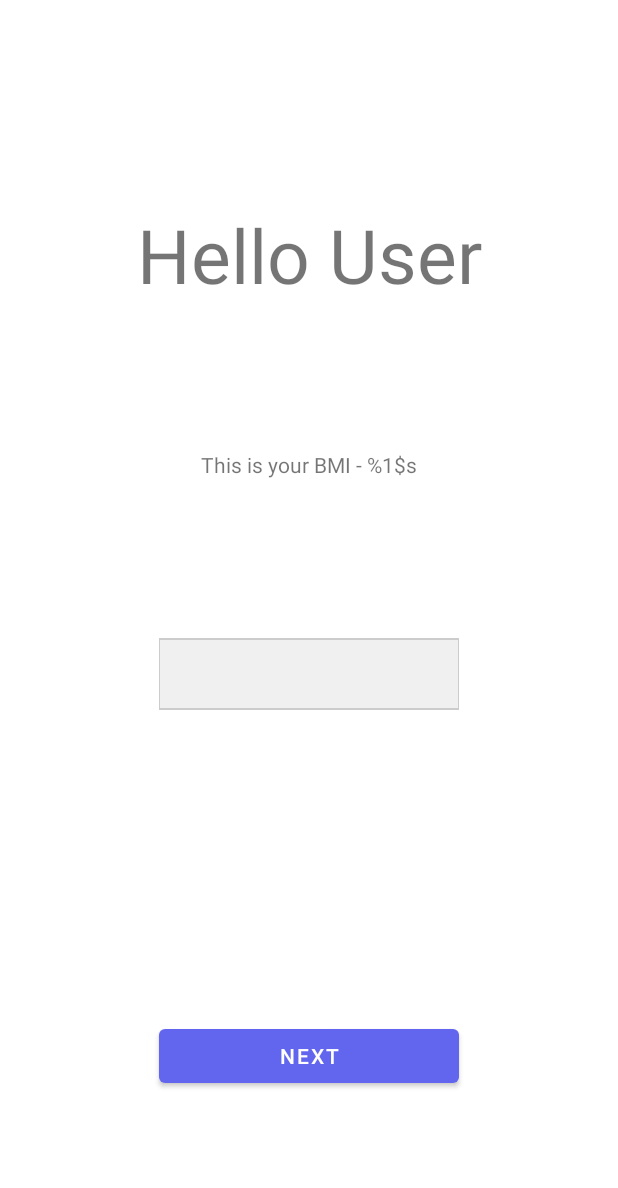
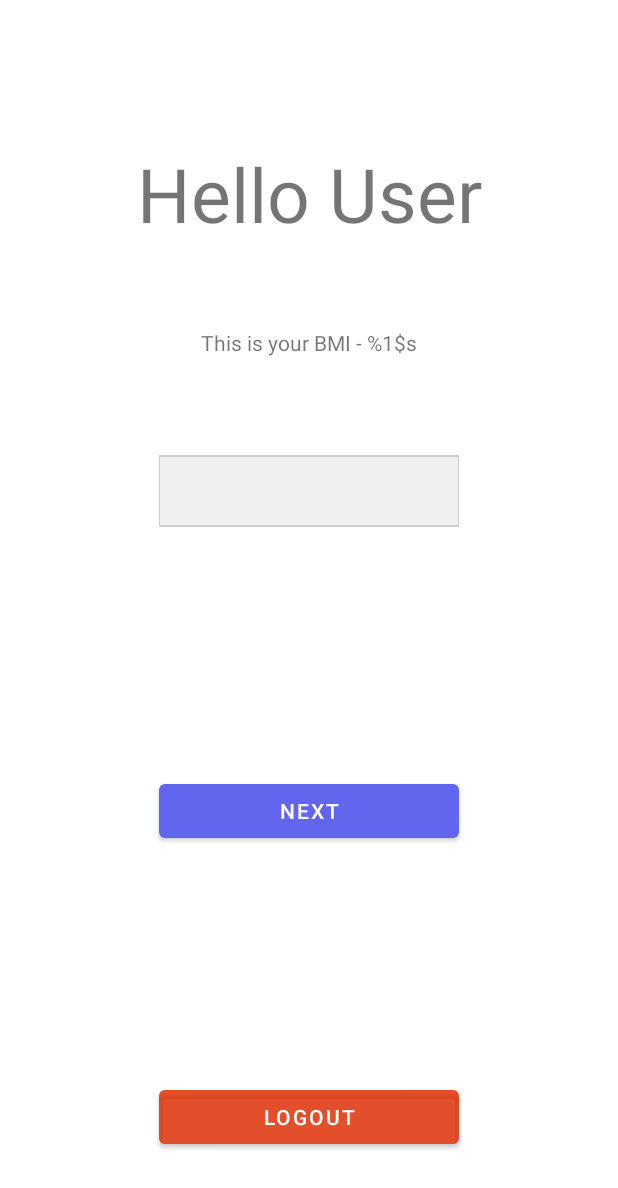
Before and after one commit to girishvr/Yogamatic, an Android app: the layout fragment_first.xml on its own in the app's theme, with its tools: preview values and no code run, on a phone screen of 412 x 824 dp. Shown: the top 1188 px of the screen. Run offline under Robolectric (Android 15) with nearby library versions, the phone set to English and light mode, and no system bars.

Commit message:
created branch develop with latest changes
created branch develop with latest changes

```diff
--- a/app/src/main/java/in/yoska/yogamatic/ui/login/SignUpActivity.java
+++ b/app/src/main/java/in/yoska/yogamatic/ui/login/SignUpActivity.java
@@ -38,10 +38,10 @@ public class SignUpActivity extends AppCompatActivity {
     public void setActivityFirstData(String name, String email, String pass){
         //TODO: save this only on registration complete
         final UserObject userData = (UserObject) getApplicationContext();
-
         userData.setName(name);
         userData.setEmail(email);
         userData.setPassword(pass);
+
     }
 
     public void setActivitySecondData(String dob, float wt, float ht, String ailment){
@@ -51,7 +51,6 @@ public class SignUpActivity extends AppCompatActivity {
         userData.setHeight(ht);
         userData.setWeight(wt);
         userData.setAilment(ailment);
-
         //call activity to go to first pafe
         registrationComplete();
     }
--- a/app/src/main/res/layout/fragment_first.xml
+++ b/app/src/main/res/layout/fragment_first.xml
@@ -55,10 +55,24 @@
         android:layout_height="wrap_content"
         android:layout_marginTop="100dp"
         android:text="@string/next"
-        app:layout_constraintBottom_toBottomOf="parent"
+        app:layout_constraintBottom_toTopOf="@id/button_logout"
         app:layout_constraintEnd_toEndOf="parent"
         app:layout_constraintStart_toStartOf="parent"
         app:layout_constraintTop_toBottomOf="@id/spinner" />
 
+    <Button
+        android:id="@+id/button_logout"
+        android:layout_width="200dp"
+        android:layout_height="wrap_content"
+        android:layout_marginTop="100dp"
+        android:backgroundTint="#97DD2C00"
+        android:text="@string/title_logout"
+        android:onClick="logout"
+        app:layout_constraintBottom_toBottomOf="parent"
+        app:layout_constraintEnd_toEndOf="parent"
+        app:layout_constraintStart_toStartOf="parent"
+        app:layout_constraintTop_toBottomOf="@id/button_next"
+        app:strokeColor="#FFFFFF" />
+
 
 </androidx.constraintlayout.widget.ConstraintLayout>
--- a/app/src/main/res/values/strings.xml
+++ b/app/src/main/res/values/strings.xml
@@ -17,6 +17,7 @@
     <string name="bmi_text">This is your BMI - %1$s</string>
     <string name="hello_second_fragment">Hello second fragment. Arg: %1$s</string>
     <string name="title_activity_login">Login</string>
+    <string name="title_logout">Logout</string>
     <string name="prompt_email">Email</string>
     <string name="user_name">Username</string>
     <string name="prompt_password">Password</string>
@@ -32,7 +33,7 @@
 
     <string name="cont">Continue</string>
     <string name="re_type_password">Re-type Password</string>
-    <string name="your_name">Full Name</string>
+    <string name="your_name">Username</string>
     <string name="e_mail">Email</string>
     <string name="login">Login</string>
     <string name="password">Password</string>
```
Also changed, not shown: app/src/main/java/in/yoska/yogamatic/MainActivity.java (+26 -5 lines), app/src/main/java/in/yoska/yogamatic/data/model/UserObject.java (+77 -3 lines).
